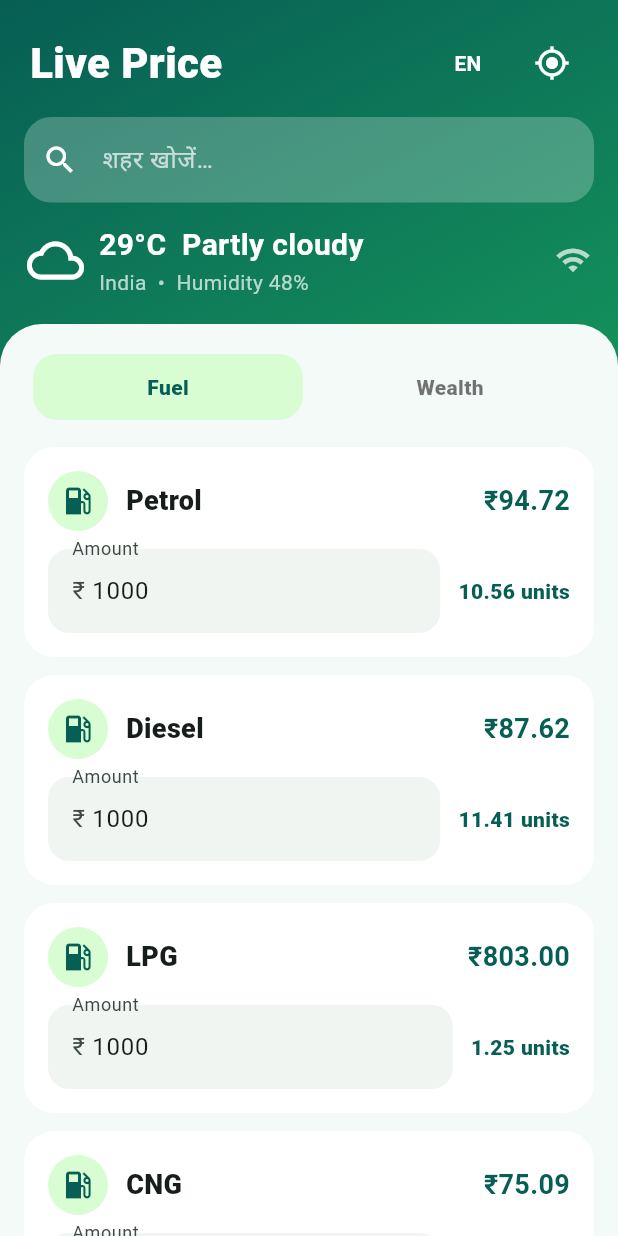
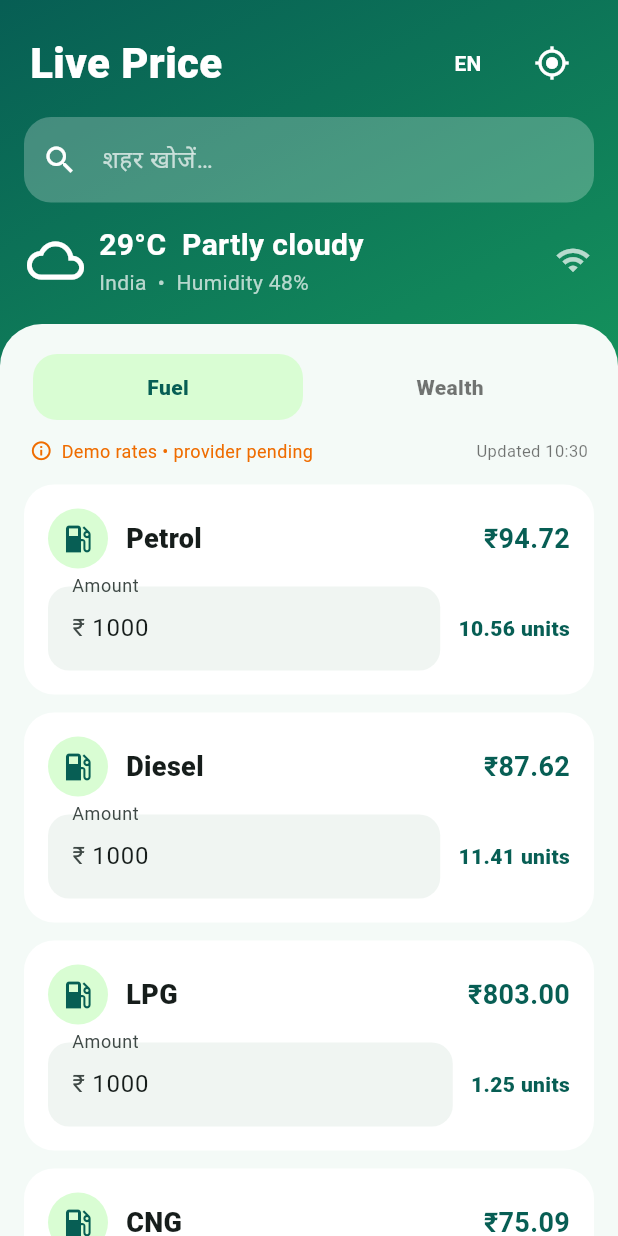
Before and after one commit to vmateindia3-creator/live-location-based-price, a Flutter app: the screen it shows after launch, on a phone screen of 412 x 824 dp. Run offline on Flutter 3.47's test engine with Material 3 defaults, Android fonts, the phone set to English and light mode, and no system bars; our stand-ins replace geolocator, google_mobile_ads; network calls fail.

Commit message:
feat: show rate source and freshness status

```diff
--- a/lib/main.dart
+++ b/lib/main.dart
@@ -115,6 +115,16 @@ class _HomeState extends State<Home> {
                   decoration: const BoxDecoration(color: Color(0xfff4faf7), borderRadius: BorderRadius.vertical(top: Radius.circular(28))),
                   child: Column(children: [
                     Padding(padding: const EdgeInsets.fromLTRB(18, 16, 18, 4), child: Row(children: [_tab('Fuel', 0), _tab('Wealth', 1)])),
+                    if (data != null)
+                      Padding(
+                        padding: const EdgeInsets.symmetric(horizontal: 20, vertical: 4),
+                        child: Row(children: [
+                          Icon(data.source == 'demo-fallback' ? Icons.info_outline : Icons.verified, size: 15, color: data.source == 'demo-fallback' ? Colors.orange.shade800 : const Color(0xff075e54)),
+                          const SizedBox(width: 6),
+                          Expanded(child: Text(data.source == 'demo-fallback' ? 'Demo rates • provider pending' : 'Live provider rates', style: TextStyle(fontSize: 12, color: data.source == 'demo-fallback' ? Colors.orange.shade800 : const Color(0xff075e54)))),
+                          Text('Updated ${_time(data.updatedAt)}', style: const TextStyle(fontSize: 11, color: Colors.black54)),
+                        ]),
+                      ),
                     Expanded(
                       child: s.loading
                           ? const Center(child: CircularProgressIndicator())
@@ -159,6 +169,8 @@ class _HomeState extends State<Home> {
         ]),
       );
 
+  String _time(DateTime value) => '${value.hour.toString().padLeft(2, '0')}:${value.minute.toString().padLeft(2, '0')}';
+
   Widget _priceCard(String key, double price) {
     final value = double.tryParse(amount.text) ?? 0;
     final quantity = price == 0 ? 0 : value / price;
--- a/lib/models/market_models.dart
+++ b/lib/models/market_models.dart
@@ -1,8 +1,10 @@
 class MarketData {
-  const MarketData({required this.updatedAt, required this.prices, required this.weather});
+  const MarketData({required this.updatedAt, required this.prices, required this.weather, required this.source, required this.currency});
   final DateTime updatedAt;
   final Map<String, double> prices;
   final WeatherData weather;
+  final String source;
+  final String currency;
 
   factory MarketData.fromJson(Map<String, dynamic> json) {
     final raw = Map<String, dynamic>.from(json['prices'] as Map? ?? {});
@@ -11,6 +13,8 @@ class MarketData {
       updatedAt: DateTime.tryParse(json['updatedAt']?.toString() ?? '')?.toLocal() ?? DateTime.now(),
       prices: raw.map((key, value) => MapEntry(key, (value as num).toDouble())),
       weather: WeatherData.fromJson(weather),
+      source: json['source']?.toString() ?? 'unknown',
+      currency: json['currency']?.toString() ?? 'INR',
     );
   }
 }
--- a/lib/services/market_service.dart
+++ b/lib/services/market_service.dart
@@ -45,5 +45,7 @@ class MarketService {
     updatedAt: DateTime.now(),
     prices: const {'petrol': 94.72, 'diesel': 87.62, 'lpg': 803, 'cng': 75.09, 'gold': 75250, 'silver': 92500},
     weather: const WeatherData(temperatureC: 29, condition: 'Partly cloudy', humidity: 48, windKph: 11),
+    source: 'demo-fallback',
+    currency: 'INR',
   );
 }
```
Also changed, not shown: 1 other file.
